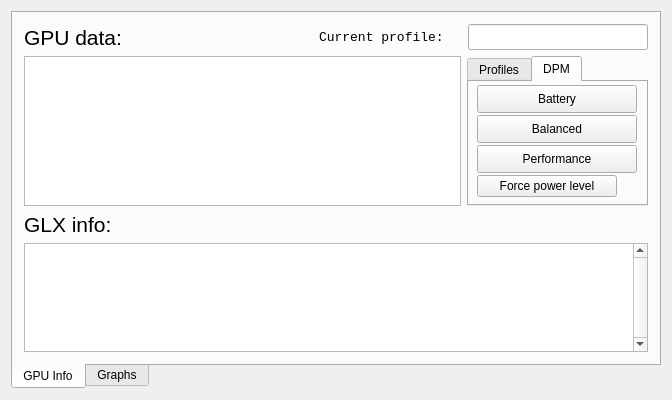
Qt form radeon-profile/radeon_profile.ui (marazmista/radeon-profile) before a commit.
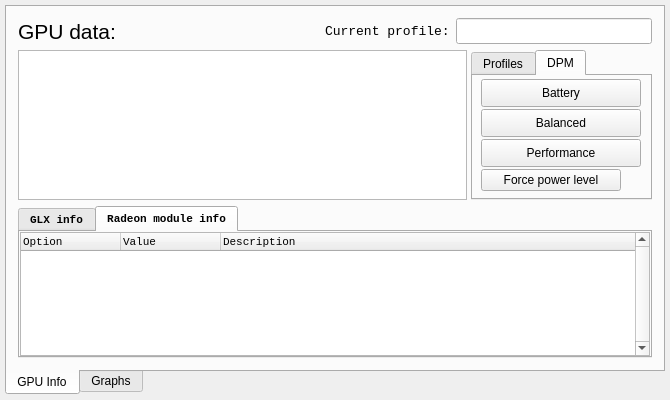
The same form after that commit. The open tabs and pages were chosen to show the change. Icons and pictures are not drawn. Custom widgets are drawn as their Qt base class.

Commit message: added info about radeon module setting, some ui improvements

The edit to the form file:
```diff
--- a/radeon-profile/radeon_profile.ui
+++ b/radeon-profile/radeon_profile.ui
@@ -6,7 +6,7 @@
    <rect>
     <x>0</x>
     <y>0</y>
-    <width>672</width>
+    <width>670</width>
     <height>400</height>
    </rect>
   </property>
@@ -25,6 +25,21 @@
   </property>
   <widget class="QWidget" name="centralWidget">
    <layout class="QGridLayout" name="gridLayout_3">
+    <property name="leftMargin">
+     <number>5</number>
+    </property>
+    <property name="topMargin">
+     <number>5</number>
+    </property>
+    <property name="rightMargin">
+     <number>5</number>
+    </property>
+    <property name="bottomMargin">
+     <number>5</number>
+    </property>
+    <property name="spacing">
+     <number>4</number>
+    </property>
     <item row="0" column="0">
      <widget class="QTabWidget" name="mainTabs">
       <property name="minimumSize">
@@ -43,7 +58,32 @@
        <attribute name="title">
         <string>GPU Info</string>
        </attribute>
-       <layout class="QGridLayout" name="gridLayout_2">
+       <layout class="QGridLayout" name="gridLayout_7">
+        <item row="0" column="0">
+         <widget class="QLabel" name="label">
+          <property name="font">
+           <font>
+            <pointsize>16</pointsize>
+           </font>
+          </property>
+          <property name="text">
+           <string>GPU data:</string>
+          </property>
+         </widget>
+        </item>
+        <item row="0" column="1">
+         <spacer name="horizontalSpacer_2">
+          <property name="orientation">
+           <enum>Qt::Horizontal</enum>
+          </property>
+          <property name="sizeHint" stdset="0">
+           <size>
+            <width>40</width>
+            <height>20</height>
+           </size>
+          </property>
+         </spacer>
+        </item>
         <item row="0" column="2">
          <widget class="QLabel" name="label_8">
           <property name="font">
@@ -57,33 +97,96 @@
           </property>
          </widget>
         </item>
-        <item row="0" column="0">
-         <widget class="QLabel" name="label">
+        <item row="0" column="3">
+         <widget class="QLineEdit" name="l_profile">
+          <property name="minimumSize">
+           <size>
+            <width>180</width>
+            <height>0</height>
+           </size>
+          </property>
+          <property name="maximumSize">
+           <size>
+            <width>200</width>
+            <height>16777215</height>
+           </size>
+          </property>
           <property name="font">
            <font>
-            <pointsize>16</pointsize>
+            <family>Droid Sans Mono</family>
+            <pointsize>10</pointsize>
+            <weight>50</weight>
+            <bold>false</bold>
            </font>
           </property>
-          <property name="text">
-           <string>GPU data:</string>
+          <property name="layoutDirection">
+           <enum>Qt::LeftToRight</enum>
+          </property>
+          <property name="alignment">
+           <set>Qt::AlignRight|Qt::AlignTrailing|Qt::AlignVCenter</set>
+          </property>
+          <property name="readOnly">
+           <bool>true</bool>
           </property>
          </widget>
         </item>
-        <item row="3" column="0" colspan="4">
-         <widget class="QListWidget" name="list_glxinfo">
+        <item row="1" column="0" colspan="4">
+         <widget class="QWidget" name="widget" native="true">
+          <property name="maximumSize">
+           <size>
+            <width>16777215</width>
+            <height>150</height>
+           </size>
+          </property>
+          <layout class="QHBoxLayout" name="horizontalLayout">
+           <property name="spacing">
+            <number>4</number>
+           </property>
+           <property name="leftMargin">
+            <number>0</number>
+           </property>
+           <property name="topMargin">
+            <number>0</number>
+           </property>
+           <property name="rightMargin">
+            <number>0</number>
+           </property>
+           <property name="bottomMargin">
+            <number>0</number>
+           </property>
+           <item>
+            <widget class="QListWidget" name="list_currentGPUData">
+             <property name="minimumSize">
+              <size>
+               <width>261</width>
+               <height>124</height>
+              </size>
+             </property>
+             <property name="maximumSize">
+              <size>
+               <width>16777215</width>
+               <height>150</height>
+              </size>
+             </property>
           <property name="font">
            <font>
             <family>Monospace</family>
             <pointsize>8</pointsize>
            </font>
           </property>
-          <property name="verticalScrollBarPolicy">
-           <enum>Qt::ScrollBarAlwaysOn</enum>
+             <property name="editTriggers">
+              <set>QAbstractItemView::NoEditTriggers</set>
           </property>
          </widget>
         </item>
-        <item row="1" column="3" alignment="Qt::AlignRight|Qt::AlignTop">
+           <item>
          <widget class="QTabWidget" name="tabWidget">
+             <property name="sizePolicy">
+              <sizepolicy hsizetype="Expanding" vsizetype="Expanding">
+               <horstretch>0</horstretch>
+               <verstretch>0</verstretch>
+              </sizepolicy>
+             </property>
           <property name="minimumSize">
            <size>
             <width>181</width>
@@ -105,6 +208,9 @@
           <property name="elideMode">
            <enum>Qt::ElideNone</enum>
           </property>
+             <property name="tabsClosable">
+              <bool>false</bool>
+             </property>
           <widget class="QWidget" name="stdProfiles">
            <attribute name="title">
             <string>Profiles</string>
@@ -214,59 +320,108 @@
           </widget>
          </widget>
         </item>
-        <item row="0" column="3" alignment="Qt::AlignRight">
-         <widget class="QLineEdit" name="l_profile">
-          <property name="minimumSize">
-           <size>
-            <width>180</width>
-            <height>0</height>
-           </size>
-          </property>
+          </layout>
+         </widget>
+        </item>
+        <item row="2" column="0" colspan="4">
+         <widget class="QTabWidget" name="tabWidget_2">
           <property name="font">
            <font>
-            <family>Droid Sans Mono</family>
-            <pointsize>10</pointsize>
-            <weight>50</weight>
-            <bold>false</bold>
+            <family>Monospace</family>
+            <pointsize>8</pointsize>
+            <weight>75</weight>
+            <bold>true</bold>
            </font>
           </property>
-          <property name="layoutDirection">
-           <enum>Qt::LeftToRight</enum>
+          <property name="currentIndex">
+           <number>0</number>
           </property>
-          <property name="alignment">
-           <set>Qt::AlignRight|Qt::AlignTrailing|Qt::AlignVCenter</set>
-          </property>
-          <property name="readOnly">
-           <bool>true</bool>
-          </property>
-         </widget>
-        </item>
-        <item row="1" column="0" colspan="3">
-         <widget class="QListWidget" name="list_currentGPUData">
-          <property name="minimumSize">
-           <size>
-            <width>261</width>
-            <height>124</height>
-           </size>
-          </property>
+          <widget class="QWidget" name="tab">
+           <attribute name="title">
+            <string>GLX info</string>
+           </attribute>
+           <layout class="QGridLayout" name="gridLayout_2">
+            <property name="leftMargin">
+             <number>0</number>
+            </property>
+            <property name="topMargin">
+             <number>0</number>
+            </property>
+            <property name="rightMargin">
+             <number>0</number>
+            </property>
+            <property name="bottomMargin">
+             <number>0</number>
+            </property>
+            <item row="0" column="0">
+             <widget class="QListWidget" name="list_glxinfo">
           <property name="font">
            <font>
             <family>Monospace</family>
             <pointsize>8</pointsize>
-           </font>
-          </property>
-         </widget>
-        </item>
-        <item row="2" column="0">
-         <widget class="QLabel" name="label_2">
+                <weight>50</weight>
+                <bold>false</bold>
+               </font>
+              </property>
+              <property name="verticalScrollBarPolicy">
+               <enum>Qt::ScrollBarAlwaysOn</enum>
+              </property>
+             </widget>
+            </item>
+           </layout>
+          </widget>
+          <widget class="QWidget" name="tab_2">
+           <attribute name="title">
+            <string>Radeon module info</string>
+           </attribute>
+           <layout class="QGridLayout" name="gridLayout_8">
+            <property name="leftMargin">
+             <number>0</number>
+            </property>
+            <property name="topMargin">
+             <number>0</number>
+            </property>
+            <property name="rightMargin">
+             <number>0</number>
+            </property>
+            <property name="bottomMargin">
+             <number>0</number>
+            </property>
+            <item row="0" column="0">
+             <widget class="QTreeWidget" name="list_modInfo">
           <property name="font">
            <font>
-            <pointsize>16</pointsize>
-           </font>
-          </property>
+                <family>Monospace</family>
+                <pointsize>8</pointsize>
+                <weight>50</weight>
+                <bold>false</bold>
+               </font>
+              </property>
+              <property name="verticalScrollBarPolicy">
+               <enum>Qt::ScrollBarAlwaysOn</enum>
+              </property>
+              <property name="editTriggers">
+               <set>QAbstractItemView::NoEditTriggers</set>
+              </property>
+              <column>
           <property name="text">
-           <string>GLX info:</string>
-          </property>
+                <string>Option</string>
+               </property>
+              </column>
+              <column>
+               <property name="text">
+                <string>Value</string>
+               </property>
+              </column>
+              <column>
+               <property name="text">
+                <string>Description</string>
+               </property>
+              </column>
+             </widget>
+            </item>
+           </layout>
+          </widget>
          </widget>
         </item>
        </layout>
@@ -276,6 +431,21 @@
         <string>Graphs</string>
        </attribute>
        <layout class="QGridLayout" name="gridLayout_6">
+        <property name="leftMargin">
+         <number>5</number>
+        </property>
+        <property name="topMargin">
+         <number>5</number>
+        </property>
+        <property name="rightMargin">
+         <number>5</number>
+        </property>
+        <property name="bottomMargin">
+         <number>5</number>
+        </property>
+        <property name="spacing">
+         <number>4</number>
+        </property>
         <item row="2" column="1">
          <widget class="QCustomPlot" name="plotTemp" native="true">
           <property name="sizePolicy">
```
Lines whose indentation alone changed are shown as unchanged. The commit also changes 2 other files.
